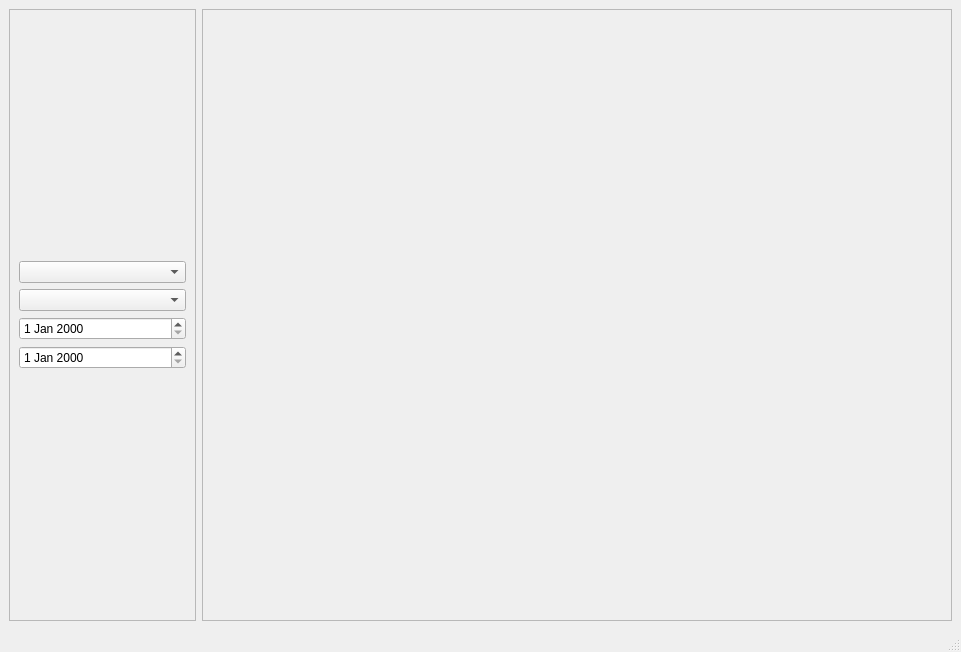
The window that ui/workspace.ui (SpectreCom444/AppMetrica-data-visualization-system) describes before a commit, drawn with Qt 5.
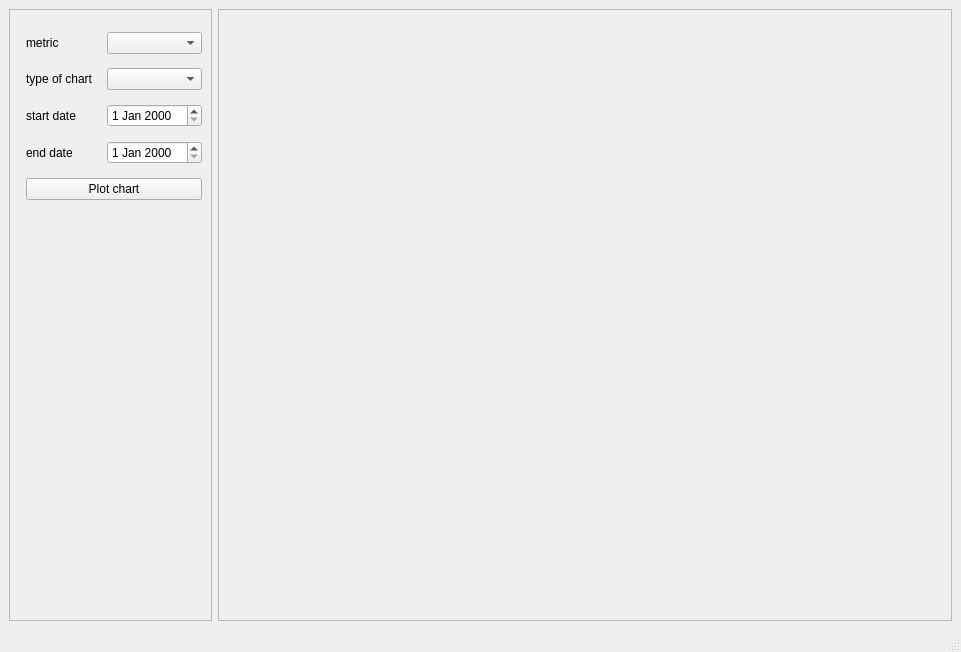
The same window after the commit.

Commit message: the interface of the download page and the preparation of the workspace page

The edit to the form file:
```diff
--- a/ui/workspace.ui
+++ b/ui/workspace.ui
@@ -14,7 +14,7 @@
    <string>MainWindow</string>
   </property>
   <widget class="QWidget" name="centralwidget">
-   <layout class="QHBoxLayout" name="horizontalLayout_2" stretch="2,8">
+   <layout class="QHBoxLayout" name="horizontalLayout_2" stretch="0,6">
     <item>
      <widget class="QFrame" name="frame">
       <property name="minimumSize">
@@ -29,22 +29,65 @@
       <property name="frameShadow">
        <enum>QFrame::Raised</enum>
       </property>
-      <layout class="QVBoxLayout" name="verticalLayout_2">
-       <item>
-        <layout class="QVBoxLayout" name="verticalLayout">
-         <item>
-          <widget class="QComboBox" name="comboBox_2"/>
-         </item>
-         <item>
-          <widget class="QComboBox" name="comboBox"/>
-         </item>
-         <item>
-          <widget class="QDateEdit" name="dateEdit"/>
-         </item>
-         <item>
-          <widget class="QDateEdit" name="dateEdit_2"/>
-         </item>
-        </layout>
+      <layout class="QFormLayout" name="formLayout">
+       <property name="horizontalSpacing">
+        <number>14</number>
+       </property>
+       <property name="verticalSpacing">
+        <number>14</number>
+       </property>
+       <property name="leftMargin">
+        <number>16</number>
+       </property>
+       <property name="topMargin">
+        <number>22</number>
+       </property>
+       <item row="0" column="0">
+        <widget class="QLabel" name="label">
+         <property name="text">
+          <string>metric</string>
+         </property>
+        </widget>
+       </item>
+       <item row="0" column="1">
+        <widget class="QComboBox" name="dropdown_selected_data"/>
+       </item>
+       <item row="1" column="1">
+        <widget class="QComboBox" name="selected_chart_type"/>
+       </item>
+       <item row="1" column="0">
+        <widget class="QLabel" name="label_2">
+         <property name="text">
+          <string>type of chart</string>
+         </property>
+        </widget>
+       </item>
+       <item row="2" column="1">
+        <widget class="QDateEdit" name="start_date_entry"/>
+       </item>
+       <item row="3" column="1">
+        <widget class="QDateEdit" name="end_date_entry"/>
+       </item>
+       <item row="2" column="0">
+        <widget class="QLabel" name="label_3">
+         <property name="text">
+          <string>start date</string>
+         </property>
+        </widget>
+       </item>
+       <item row="3" column="0">
+        <widget class="QLabel" name="label_4">
+         <property name="text">
+          <string>end date</string>
+         </property>
+        </widget>
+       </item>
+       <item row="5" column="0" colspan="2">
+        <widget class="QPushButton" name="plot_button">
+         <property name="text">
+          <string>Plot chart</string>
+         </property>
+        </widget>
        </item>
       </layout>
      </widget>
@@ -59,7 +102,7 @@
         <rect>
          <x>0</x>
          <y>0</y>
-         <width>748</width>
+         <width>750</width>
          <height>591</height>
         </rect>
        </property>
```
The commit also changes 6 other files.
